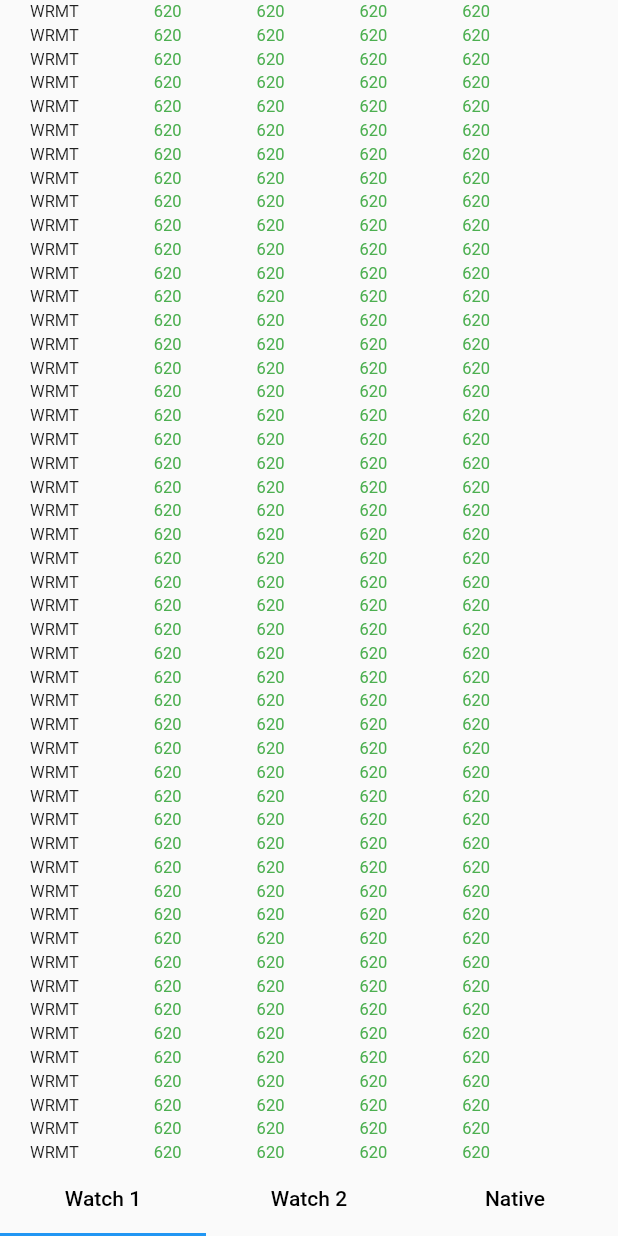
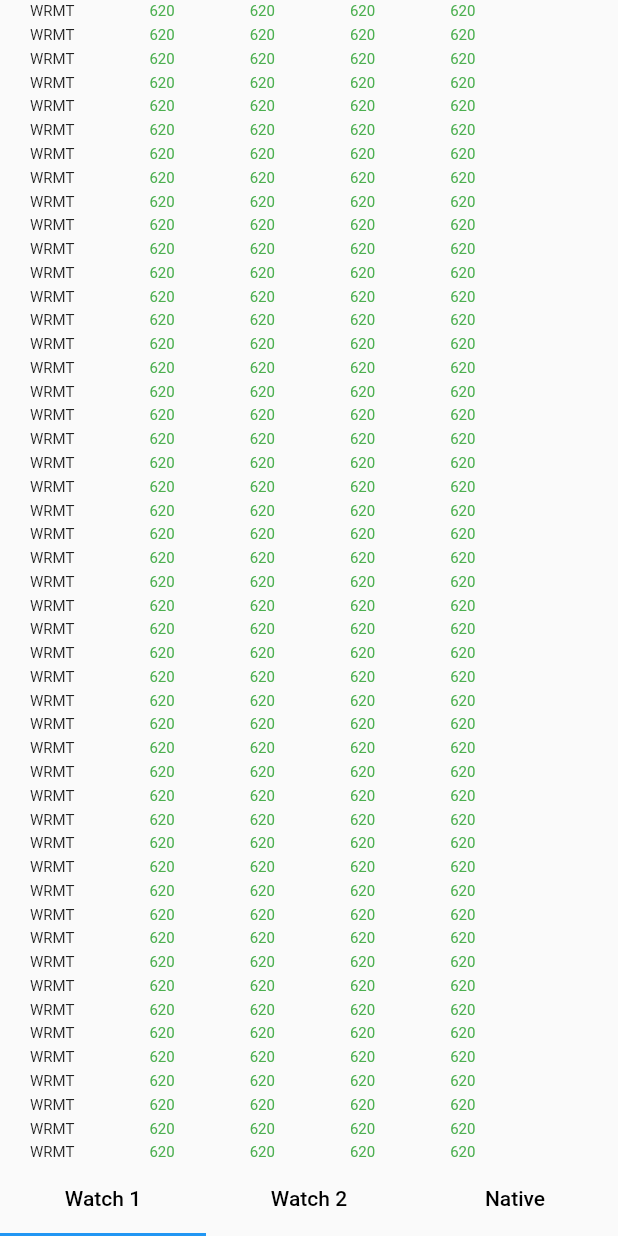
Before and after one commit to IfhamPain/flutter_demo_watchlist, a Flutter app: the screen it shows after launch, on a phone screen of 412 x 824 dp. Run offline on Flutter 3.47's test engine with Material 2 defaults, Android fonts, the phone set to English and light mode, and no system bars.

Commit message:
Reduce font size

```diff
--- a/lib/main.dart
+++ b/lib/main.dart
@@ -185,27 +185,27 @@ class _MyHomePageState extends State<MyHomePage> with SingleTickerProviderStateM
             Padding(
               padding: const EdgeInsets.fromLTRB(20, 0, 42, 0),
               child: Text(symList1[index].symCode,
-                  style: const TextStyle(fontSize: 11)),
+                  style: const TextStyle(fontSize: 10)),
             ),
             Padding(
               padding: const EdgeInsets.fromLTRB(8, 0, 42, 0),
               child: Text(symList1[index].num1.toString(),
-                  style: TextStyle(fontSize: 11, color: symList1[index].num1 < 500 ? Colors.red : Colors.green)),
+                  style: TextStyle(fontSize: 10, color: symList1[index].num1 < 500 ? Colors.red : Colors.green)),
             ),
             Padding(
               padding: const EdgeInsets.fromLTRB(8, 0, 42, 0),
               child: Text(symList1[index].num2.toString(),
-                  style: TextStyle(fontSize: 11, color: symList1[index].num2 < 500 ? Colors.red : Colors.green)),
+                  style: TextStyle(fontSize: 10, color: symList1[index].num2 < 500 ? Colors.red : Colors.green)),
             ),
             Padding(
               padding: const EdgeInsets.fromLTRB(8, 0, 42, 0),
               child: Text(symList1[index].num3.toString(),
-                  style: TextStyle(fontSize: 11, color: symList1[index].num3 < 500 ? Colors.red : Colors.green)),
+                  style: TextStyle(fontSize: 10, color: symList1[index].num3 < 500 ? Colors.red : Colors.green)),
             ),
             Padding(
               padding: const EdgeInsets.fromLTRB(8, 0, 42, 0),
               child: Text(symList1[index].num4.toString(),
-                  style: TextStyle(fontSize: 11, color: symList1[index].num4 < 500 ? Colors.red : Colors.green)),
+                  style: TextStyle(fontSize: 10, color: symList1[index].num4 < 500 ? Colors.red : Colors.green)),
             ),
           ],
         );
```
